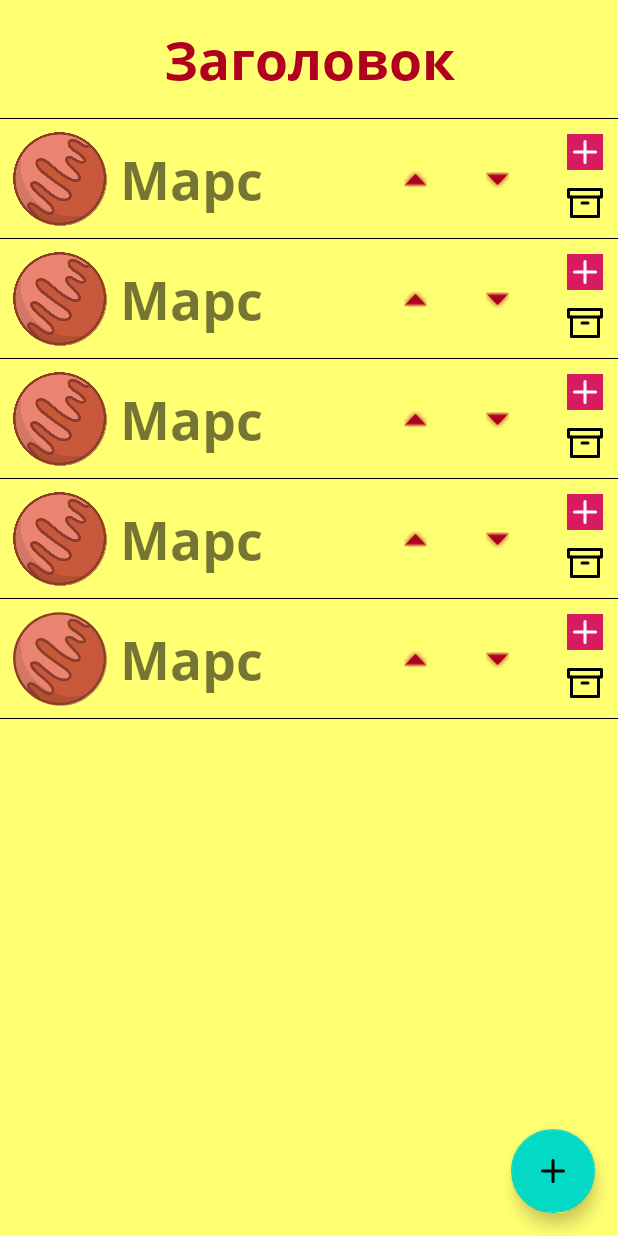
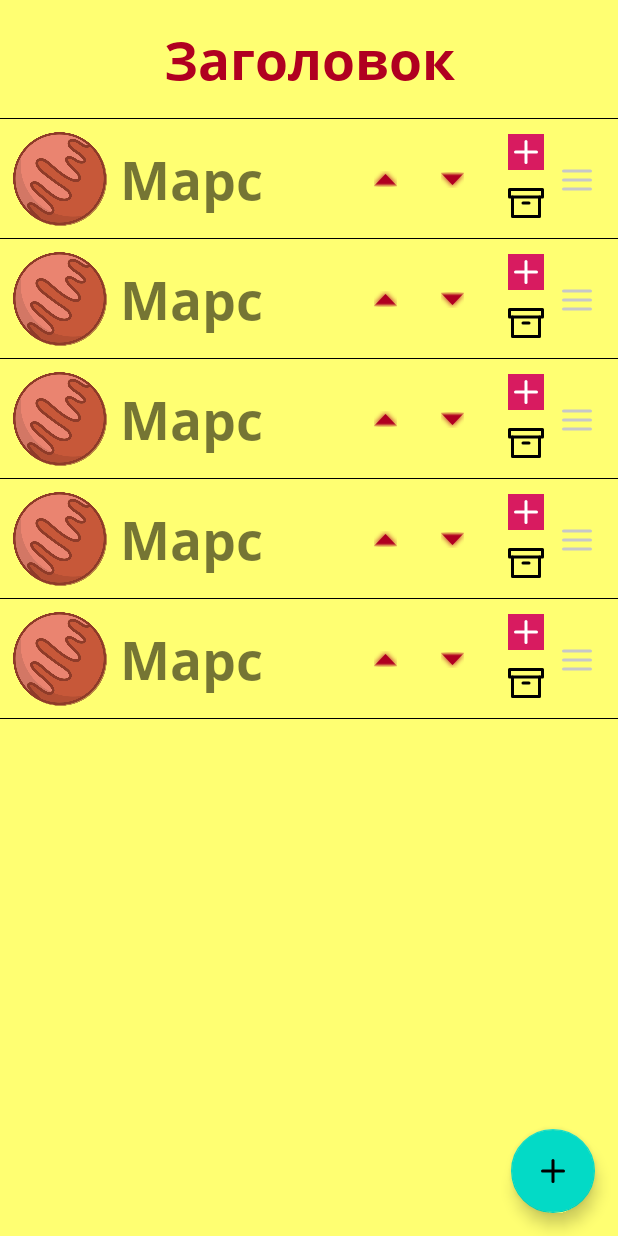
Before and after one commit to ip-droid/PiK4A, an Android app: the RecyclerActivity screen opened directly, with no data from a screen before it, on a phone screen of 412 x 824 dp. Run offline under Robolectric (Android 15) with nearby library versions, the phone set to English and light mode, and no system bars.

Commit message:
добавил перетягивание за рычаг

```diff
--- a/app/src/main/java/com/google/pik4a/recycler/RecyclerActivity.kt
+++ b/app/src/main/java/com/google/pik4a/recycler/RecyclerActivity.kt
@@ -9,41 +9,47 @@ import com.google.pik4a.databinding.ActivityRecyclerBinding
 
 class RecyclerActivity : AppCompatActivity() {
     lateinit var binding: ActivityRecyclerBinding
+    lateinit var itemTouchHelper:ItemTouchHelper
 
     override fun onCreate(savedInstanceState: Bundle?) {
         super.onCreate(savedInstanceState)
         binding = ActivityRecyclerBinding.inflate(layoutInflater)
         setContentView(binding.root)
-        val data: MutableList<Pair<Data, Boolean>> = ArrayList()
-        repeat(10) {
-            if (it % 2 == 0) {
+        val data:MutableList<Pair<Data,Boolean>> = ArrayList()
+        repeat(10){
+            if(it%2==0){
                 //data.add(Data("Earth"))
-            } else {
-                data.add(Pair(Data("Mars", ""), false))
+            }else{
+                data.add(Pair(Data("Mars",""),false))
             }
         }
         val lat = 50
         val lon = 30
         val coordinate = lat to lon
-        val coordinate3d = Triple(1, 2, 3)
+        val coordinate3d = Triple(1,2,3)
         coordinate.first
         coordinate.second
         coordinate3d.first
         coordinate3d.second
         coordinate3d.third
 
-        data.add(0, Pair(Data("Header"), false))
-        val adapter = RecyclerActivityAdapter(
+        data.add(0,Pair(Data("Header"),false))
+        val adapter= RecyclerActivityAdapter(
             object : OnListItemClickListener {
                 override fun onItemClick(data: Data) {
-                    Toast.makeText(this@RecyclerActivity, data.someText, Toast.LENGTH_SHORT).show()
+                    Toast.makeText(this@RecyclerActivity,data.someText,Toast.LENGTH_SHORT).show()
                 }
-            }, data
-        )
+            },object: RecyclerActivityAdapter.OnStartDragListener {
+                override fun onStartDrag(viewHolder: RecyclerView.ViewHolder) {
+                    itemTouchHelper.startDrag(viewHolder)
+                }
+
+            }, data)
         binding.recyclerView.adapter = adapter
-        binding.recyclerActivityFAB.setOnClickListener { adapter.appendItem() }
+        binding.recyclerActivityFAB.setOnClickListener { adapter.appendItem()}
 
-        ItemTouchHelper(ItemTouchHelperCallback(adapter)).attachToRecyclerView(binding.recyclerView)
+        itemTouchHelper = ItemTouchHelper(ItemTouchHelperCallback(adapter))
+        itemTouchHelper.attachToRecyclerView(binding.recyclerView)
     }
 }
 
--- a/app/src/main/java/com/google/pik4a/recycler/RecyclerActivityAdapter.kt
+++ b/app/src/main/java/com/google/pik4a/recycler/RecyclerActivityAdapter.kt
@@ -3,10 +3,12 @@ package com.google.pik4a.recycler
 import android.graphics.Color
 import android.os.Bundle
 import android.view.LayoutInflater
+import android.view.MotionEvent
 import android.view.View
 import android.view.ViewGroup
 import android.widget.Toast
 import androidx.appcompat.app.AppCompatActivity
+import androidx.core.view.MotionEventCompat
 import androidx.recyclerview.widget.RecyclerView
 import com.google.pik4a.databinding.ActivityRecyclerBinding
 import com.google.pik4a.databinding.ActivityRecyclerItemEarthBinding
@@ -15,6 +17,7 @@ import com.google.pik4a.databinding.ActivityRecyclerItemMarsBinding
 
 class RecyclerActivityAdapter(
     private var onListItemClickListener: OnListItemClickListener,
+    private var dragListener: OnStartDragListener,
     private var data: MutableList<Pair<Data, Boolean>>
 ) : RecyclerView.Adapter<BaseViewHolder>(), ItemTouchHelperAdapter {
 
@@ -81,7 +84,7 @@ class RecyclerActivityAdapter(
 
     private fun generateItem() = Data("Mars", "")
 
-    inner class MarsViewHolder(view: View) : BaseViewHolder(view),ItemTouchHelperViewHolder {
+    inner class MarsViewHolder(view: View) : BaseViewHolder(view), ItemTouchHelperViewHolder {
         override fun bind(pair: Pair<Data, Boolean>) {
             // было itemView.findViewById<ImageView>(R.id.marsImageView).setOnClickListener {  }
             ActivityRecyclerItemMarsBinding.bind(itemView).apply {
@@ -94,6 +97,13 @@ class RecyclerActivityAdapter(
                 moveItemDown.setOnClickListener { moveDown() }
                 marsTextView.setOnClickListener { toggleText() }
                 marsDescriptionTextView.visibility = if (pair.second) View.VISIBLE else View.GONE
+
+                dragHandleImageView.setOnTouchListener { v, event ->
+                    if (MotionEventCompat.getActionMasked(event) == MotionEvent.ACTION_DOWN) {
+                        dragListener.onStartDrag(this@MarsViewHolder)
+                    }
+                    false
+                }
             }
         }
 
@@ -171,5 +181,9 @@ class RecyclerActivityAdapter(
         notifyItemRemoved(position)
     }
 
+    interface OnStartDragListener {
+        fun onStartDrag(viewHolder: RecyclerView.ViewHolder)
+    }
+
 
 }
--- a/app/src/main/res/layout/activity_recycler_item_mars.xml
+++ b/app/src/main/res/layout/activity_recycler_item_mars.xml
@@ -1,9 +1,10 @@
 <?xml version="1.0" encoding="utf-8"?>
 <androidx.constraintlayout.widget.ConstraintLayout xmlns:android="http://schemas.android.com/apk/res/android"
     xmlns:app="http://schemas.android.com/apk/res-auto"
+    xmlns:tools="http://schemas.android.com/tools"
+    android:id="@+id/itemContainer"
     android:layout_width="match_parent"
-    android:layout_height="wrap_content"
-    xmlns:tools="http://schemas.android.com/tools">
+    android:layout_height="wrap_content">
 
     <androidx.appcompat.widget.AppCompatImageView
         android:id="@+id/marsImageView"
@@ -13,6 +14,16 @@
         app:layout_constraintTop_toTopOf="parent"
         app:srcCompat="@drawable/bg_mars" />
 
+    <androidx.appcompat.widget.AppCompatTextView
+        android:id="@+id/marsTextView"
+        android:layout_width="wrap_content"
+        android:layout_height="wrap_content"
+        android:text="Марс"
+        android:textSize="35sp"
+        android:textStyle="bold"
+        app:layout_constraintBottom_toBottomOf="@+id/marsImageView"
+        app:layout_constraintStart_toEndOf="@+id/marsImageView"
+        app:layout_constraintTop_toTopOf="@+id/marsImageView" />
 
     <androidx.appcompat.widget.AppCompatTextView
         android:id="@+id/marsDescriptionTextView"
@@ -26,17 +37,6 @@
         app:layout_constraintStart_toStartOf="parent"
         app:layout_constraintTop_toBottomOf="@+id/marsImageView"
         tools:visibility="visible" />
-
-    <androidx.appcompat.widget.AppCompatTextView
-        android:id="@+id/marsTextView"
-        android:layout_width="wrap_content"
-        android:layout_height="wrap_content"
-        android:text="Марс"
-        android:textSize="35sp"
-        android:textStyle="bold"
-        app:layout_constraintBottom_toBottomOf="@+id/marsImageView"
-        app:layout_constraintStart_toEndOf="@+id/marsImageView"
-        app:layout_constraintTop_toTopOf="@+id/marsImageView" />
 
     <androidx.appcompat.widget.AppCompatImageView
         android:id="@+id/moveItemUp"
@@ -62,7 +62,6 @@
         app:layout_constraintTop_toTopOf="@+id/marsTextView"
         app:srcCompat="@android:drawable/arrow_down_float" />
 
-
     <androidx.appcompat.widget.AppCompatImageView
         android:id="@+id/addItemImageView"
         android:layout_width="wrap_content"
@@ -70,6 +69,7 @@
         android:layout_margin="10dp"
         android:background="@color/colorAccent"
         app:layout_constraintEnd_toEndOf="parent"
+        app:layout_constraintEnd_toStartOf="@+id/dragHandleImageView"
         app:layout_constraintTop_toTopOf="parent"
         app:srcCompat="@drawable/ic_plus_fab" />
 
@@ -78,9 +78,20 @@
         android:layout_width="wrap_content"
         android:layout_height="wrap_content"
         android:layout_margin="10dp"
-        app:layout_constraintEnd_toEndOf="parent"
+        app:layout_constraintEnd_toStartOf="@+id/dragHandleImageView"
         app:layout_constraintTop_toBottomOf="@id/addItemImageView"
         app:srcCompat="@drawable/ic_archive" />
+
+    <androidx.appcompat.widget.AppCompatImageView
+        android:id="@+id/dragHandleImageView"
+        android:layout_width="wrap_content"
+        android:layout_height="wrap_content"
+        android:layout_margin="15dp"
+        android:tint="@color/cardview_shadow_start_color"
+        app:layout_constraintBottom_toBottomOf="@+id/marsTextView"
+        app:layout_constraintEnd_toEndOf="parent"
+        app:layout_constraintTop_toTopOf="@+id/marsTextView"
+        app:srcCompat="@drawable/ic_hamburger_menu_bottom_bar" />
 
     <View
         android:layout_width="match_parent"
```
